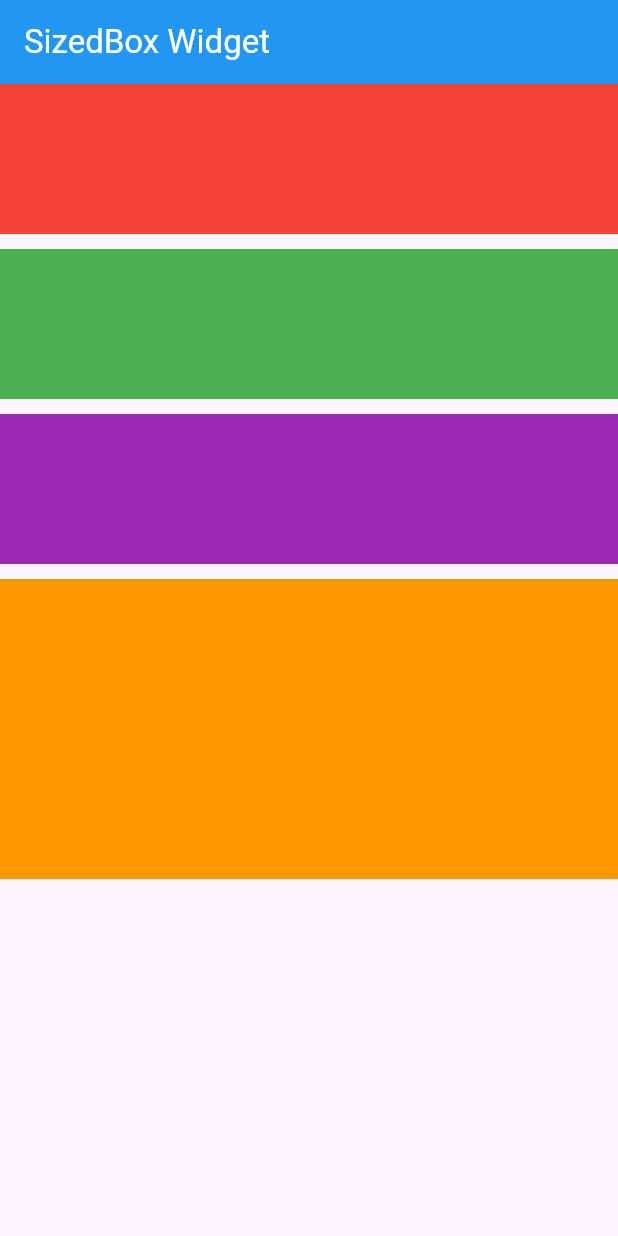
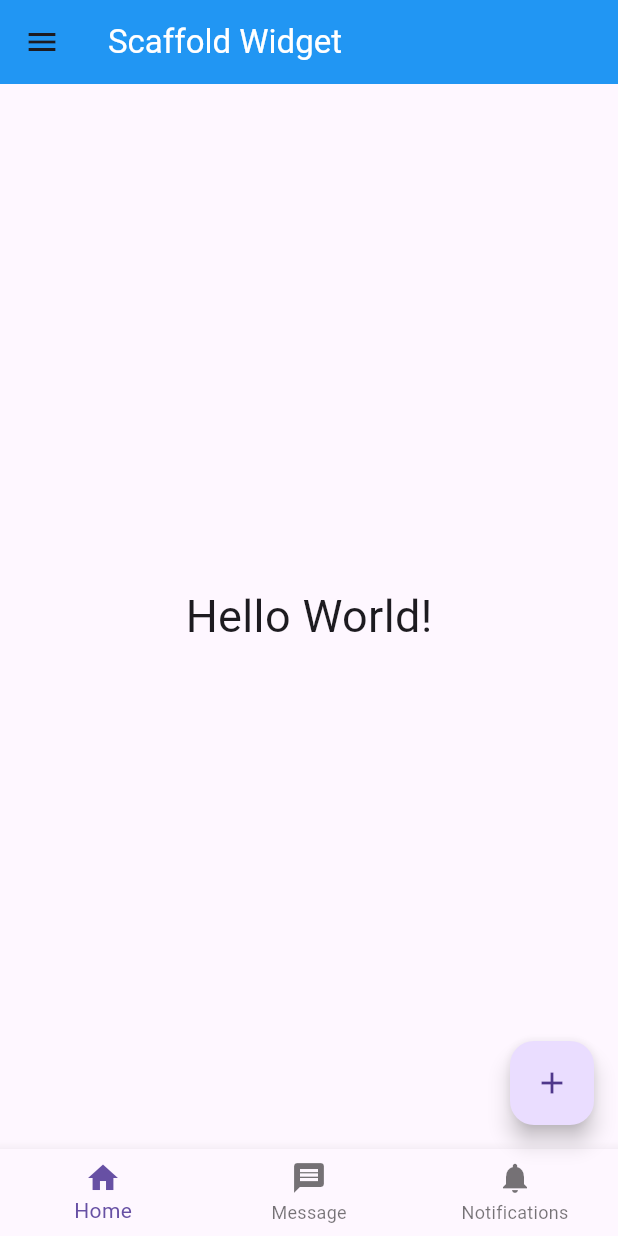
Before and after one commit to mahmud5658/flutter_widgets, a Flutter app: the screen it shows after launch, on a phone screen of 412 x 824 dp. Run offline on Flutter 3.47's test engine with Material 3 defaults, Android fonts, the phone set to English and light mode, and no system bars.

Commit message:
flutter widget

```diff
--- a/lib/main.dart
+++ b/lib/main.dart
@@ -1,5 +1,6 @@
 import 'package:flutter/material.dart';
-import 'package:flutter_widget/widgets/sizedbox.dart';
+import 'package:flutter_widget/widgets/scaffold.dart';
+
 
 void main() {
   runApp(const MyApp());
@@ -16,7 +17,7 @@ class MyApp extends StatelessWidget {
         primarySwatch: Colors.blue,
       ),
       // darkTheme: ThemeData(primarySwatch: Colors.amber),
-      home: const SizedBoxWidget(),
+      home: const ScaffoldWidget(),
     );
   }
 }
--- /dev/null
+++ b/lib/widgets/scaffold.dart
@@ -0,0 +1,40 @@
+import 'package:flutter/material.dart';
+
+class ScaffoldWidget extends StatelessWidget {
+  const ScaffoldWidget({super.key});
+
+  @override
+  Widget build(BuildContext context) {
+    return Scaffold(
+      appBar: AppBar(
+        backgroundColor: Colors.blue,
+        title: const Text('Scaffold Widget',
+            style: TextStyle(color: Colors.white)),
+      ),
+      drawer: const Drawer(
+        surfaceTintColor: Colors.white,
+        backgroundColor: Colors.amber,
+        child: Column(
+          children: [],
+        ),
+      ),
+      body: const Center(
+        child: Text(
+          'Hello World!',
+          style: TextStyle(fontSize: 30),
+        ),
+      ),
+      floatingActionButton: FloatingActionButton(
+        onPressed: () {},
+        child: const Icon(Icons.add),
+      ),
+      bottomNavigationBar: BottomNavigationBar(
+        items: const <BottomNavigationBarItem>[
+          BottomNavigationBarItem(icon: Icon(Icons.home), label: 'Home'),
+           BottomNavigationBarItem(icon: Icon(Icons.message), label: 'Message'),
+            BottomNavigationBarItem(icon: Icon(Icons.notifications), label: 'Notifications'),
+        ],
+      ),
+    );
+  }
+}
--- a/lib/widgets/sizedbox.dart
+++ /dev/null
@@ -1,47 +0,0 @@
-import 'package:flutter/material.dart';
-
-class SizedBoxWidget extends StatelessWidget {
-  const SizedBoxWidget({super.key});
-
-  @override
-  Widget build(BuildContext context) {
-    return Scaffold(
-      appBar: AppBar(
-        backgroundColor: Colors.blue,
-        title: const Text('SizedBox Widget',
-            style: TextStyle(color: Colors.white)),
-      ),
-      body: Column(
-        children: [
-          Container(
-            color: Colors.red,
-            height: 100,
-          ),
-          const SizedBox(
-            height: 10,
-          ),
-          Container(
-            color: Colors.green,
-            height: 100,
-          ),
-          const SizedBox(
-            height: 10,
-          ),
-          Container(
-            color: Colors.purple,
-            height: 100,
-          ),
-          const SizedBox(
-            height: 10,
-          ),
-          SizedBox(
-            height: 200,
-            child: Container(
-              color: Colors.orange,
-            ),
-          ),
-        ],
-      ),
-    );
-  }
-}
```
Also changed, not shown: lib/widgets/sizebox.dart (added, +49 -0 lines), assets/images/baby.jpg (renamed from assets/images/bady.jpg).
